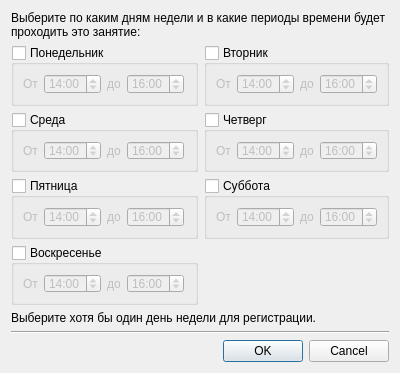
Old version of the form app/ui/dialogs/schedule_manager.ui in the repository NTO-2nd-stage-ABP/ccms.
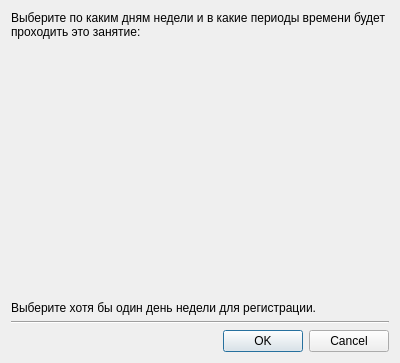
New version of the form.

The edit to the form file:
```diff
--- a/app/ui/dialogs/schedule_manager.ui
+++ b/app/ui/dialogs/schedule_manager.ui
@@ -25,582 +25,7 @@
     </widget>
    </item>
    <item>
-    <layout class="QGridLayout" name="gridLayout">
-     <item row="0" column="0">
-      <widget class="QGroupBox" name="groupBox">
-       <property name="title">
-        <string>Понедельник</string>
-       </property>
-       <property name="checkable">
-        <bool>true</bool>
-       </property>
-       <property name="checked">
-        <bool>false</bool>
-       </property>
-       <layout class="QHBoxLayout" name="horizontalLayout">
-        <item>
-         <widget class="QLabel" name="label_9">
-          <property name="text">
-           <string>От</string>
-          </property>
-         </widget>
-        </item>
-        <item>
-         <widget class="QTimeEdit" name="timeEdit_2">
-          <property name="dateTime">
-           <datetime>
-            <hour>14</hour>
-            <minute>0</minute>
-            <second>0</second>
-            <year>2000</year>
-            <month>1</month>
-            <day>1</day>
-           </datetime>
-          </property>
-          <property name="displayFormat">
-           <string>HH:mm</string>
-          </property>
-          <property name="timeSpec">
-           <enum>Qt::LocalTime</enum>
-          </property>
-         </widget>
-        </item>
-        <item>
-         <widget class="QLabel" name="label_2">
-          <property name="text">
-           <string>до</string>
-          </property>
-         </widget>
-        </item>
-        <item>
-         <widget class="QTimeEdit" name="timeEdit">
-          <property name="dateTime">
-           <datetime>
-            <hour>16</hour>
-            <minute>0</minute>
-            <second>0</second>
-            <year>2000</year>
-            <month>1</month>
-            <day>1</day>
-           </datetime>
-          </property>
-          <property name="displayFormat">
-           <string>HH:mm</string>
-          </property>
-          <property name="timeSpec">
-           <enum>Qt::LocalTime</enum>
-          </property>
-         </widget>
-        </item>
-        <item>
-         <spacer name="horizontalSpacer">
-          <property name="orientation">
-           <enum>Qt::Horizontal</enum>
-          </property>
-          <property name="sizeHint" stdset="0">
-           <size>
-            <width>40</width>
-            <height>20</height>
-           </size>
-          </property>
-         </spacer>
-        </item>
-       </layout>
-      </widget>
-     </item>
-     <item row="2" column="0">
-      <widget class="QGroupBox" name="groupBox_5">
-       <property name="title">
-        <string>Пятница</string>
-       </property>
-       <property name="checkable">
-        <bool>true</bool>
-       </property>
-       <property name="checked">
-        <bool>false</bool>
-       </property>
-       <layout class="QHBoxLayout" name="horizontalLayout_5">
-        <item>
-         <widget class="QLabel" name="label_13">
-          <property name="text">
-           <string>От</string>
-          </property>
-         </widget>
-        </item>
-        <item>
-         <widget class="QTimeEdit" name="timeEdit_9">
-          <property name="dateTime">
-           <datetime>
-            <hour>14</hour>
-            <minute>0</minute>
-            <second>0</second>
-            <year>2000</year>
-            <month>1</month>
-            <day>1</day>
-           </datetime>
-          </property>
-          <property name="displayFormat">
-           <string>HH:mm</string>
-          </property>
-          <property name="timeSpec">
-           <enum>Qt::LocalTime</enum>
-          </property>
-         </widget>
-        </item>
-        <item>
-         <widget class="QLabel" name="label_6">
-          <property name="text">
-           <string>до</string>
-          </property>
-         </widget>
-        </item>
-        <item>
-         <widget class="QTimeEdit" name="timeEdit_10">
-          <property name="dateTime">
-           <datetime>
-            <hour>16</hour>
-            <minute>0</minute>
-            <second>0</second>
-            <year>2000</year>
-            <month>1</month>
-            <day>1</day>
-           </datetime>
-          </property>
-          <property name="displayFormat">
-           <string>HH:mm</string>
-          </property>
-          <property name="timeSpec">
-           <enum>Qt::LocalTime</enum>
-          </property>
-         </widget>
-        </item>
-        <item>
-         <spacer name="horizontalSpacer_5">
-          <property name="orientation">
-           <enum>Qt::Horizontal</enum>
-          </property>
-          <property name="sizeHint" stdset="0">
-           <size>
-            <width>17</width>
-            <height>16</height>
-           </size>
-          </property>
-         </spacer>
-        </item>
-       </layout>
-      </widget>
-     </item>
-     <item row="3" column="0">
-      <widget class="QGroupBox" name="groupBox_7">
-       <property name="title">
-        <string>Воскресенье</string>
-       </property>
-       <property name="checkable">
-        <bool>true</bool>
-       </property>
-       <property name="checked">
-        <bool>false</bool>
-       </property>
-       <layout class="QHBoxLayout" name="horizontalLayout_7">
-        <item>
-         <widget class="QLabel" name="label_15">
-          <property name="text">
-           <string>От</string>
-          </property>
-         </widget>
-        </item>
-        <item>
-         <widget class="QTimeEdit" name="timeEdit_13">
-          <property name="dateTime">
-           <datetime>
-            <hour>14</hour>
-            <minute>0</minute>
-            <second>0</second>
-            <year>2000</year>
-            <month>1</month>
-            <day>1</day>
-           </datetime>
-          </property>
-          <property name="displayFormat">
-           <string>HH:mm</string>
-          </property>
-          <property name="timeSpec">
-           <enum>Qt::LocalTime</enum>
-          </property>
-         </widget>
-        </item>
-        <item>
-         <widget class="QLabel" name="label_8">
-          <property name="text">
-           <string>до</string>
-          </property>
-         </widget>
-        </item>
-        <item>
-         <widget class="QTimeEdit" name="timeEdit_14">
-          <property name="dateTime">
-           <datetime>
-            <hour>16</hour>
-            <minute>0</minute>
-            <second>0</second>
-            <year>2000</year>
-            <month>1</month>
-            <day>1</day>
-           </datetime>
-          </property>
-          <property name="displayFormat">
-           <string>HH:mm</string>
-          </property>
-          <property name="timeSpec">
-           <enum>Qt::LocalTime</enum>
-          </property>
-         </widget>
-        </item>
-        <item>
-         <spacer name="horizontalSpacer_7">
-          <property name="orientation">
-           <enum>Qt::Horizontal</enum>
-          </property>
-          <property name="sizeHint" stdset="0">
-           <size>
-            <width>17</width>
-            <height>16</height>
-           </size>
-          </property>
-         </spacer>
-        </item>
-       </layout>
-      </widget>
-     </item>
-     <item row="2" column="1">
-      <widget class="QGroupBox" name="groupBox_6">
-       <property name="title">
-        <string>Суббота</string>
-       </property>
-       <property name="checkable">
-        <bool>true</bool>
-       </property>
-       <property name="checked">
-        <bool>false</bool>
-       </property>
-       <layout class="QHBoxLayout" name="horizontalLayout_6">
-        <item>
-         <widget class="QLabel" name="label_14">
-          <property name="text">
-           <string>От</string>
-          </property>
-         </widget>
-        </item>
-        <item>
-         <widget class="QTimeEdit" name="timeEdit_11">
-          <property name="dateTime">
-           <datetime>
-            <hour>14</hour>
-            <minute>0</minute>
-            <second>0</second>
-            <year>2000</year>
-            <month>1</month>
-            <day>1</day>
-           </datetime>
-          </property>
-          <property name="displayFormat">
-           <string>HH:mm</string>
-          </property>
-          <property name="timeSpec">
-           <enum>Qt::LocalTime</enum>
-          </property>
-         </widget>
-        </item>
-        <item>
-         <widget class="QLabel" name="label_7">
-          <property name="text">
-           <string>до</string>
-          </property>
-         </widget>
-        </item>
-        <item>
-         <widget class="QTimeEdit" name="timeEdit_12">
-          <property name="dateTime">
-           <datetime>
-            <hour>16</hour>
-            <minute>0</minute>
-            <second>0</second>
-            <year>2000</year>
-            <month>1</month>
-            <day>1</day>
-           </datetime>
-          </property>
-          <property name="displayFormat">
-           <string>HH:mm</string>
-          </property>
-          <property name="timeSpec">
-           <enum>Qt::LocalTime</enum>
-          </property>
-         </widget>
-        </item>
-        <item>
-         <spacer name="horizontalSpacer_6">
-          <property name="orientation">
-           <enum>Qt::Horizontal</enum>
-          </property>
-          <property name="sizeHint" stdset="0">
-           <size>
-            <width>17</width>
-            <height>16</height>
-           </size>
-          </property>
-         </spacer>
-        </item>
-       </layout>
-      </widget>
-     </item>
-     <item row="1" column="0">
-      <widget class="QGroupBox" name="groupBox_3">
-       <property name="title">
-        <string>Среда</string>
-       </property>
-       <property name="checkable">
-        <bool>true</bool>
-       </property>
-       <property name="checked">
-        <bool>false</bool>
-       </property>
-       <layout class="QHBoxLayout" name="horizontalLayout_3">
-        <item>
-         <widget class="QLabel" name="label_11">
-          <property name="text">
-           <string>От</string>
-          </property>
-         </widget>
-        </item>
-        <item>
-         <widget class="QTimeEdit" name="timeEdit_5">
-          <property name="dateTime">
-           <datetime>
-            <hour>14</hour>
-            <minute>0</minute>
-            <second>0</second>
-            <year>2000</year>
-            <month>1</month>
-            <day>1</day>
-           </datetime>
-          </property>
-          <property name="displayFormat">
-           <string>HH:mm</string>
-          </property>
-          <property name="timeSpec">
-           <enum>Qt::LocalTime</enum>
-          </property>
-         </widget>
-        </item>
-        <item>
-         <widget class="QLabel" name="label_4">
-          <property name="text">
-           <string>до</string>
-          </property>
-         </widget>
-        </item>
-        <item>
-         <widget class="QTimeEdit" name="timeEdit_6">
-          <property name="dateTime">
-           <datetime>
-            <hour>16</hour>
-            <minute>0</minute>
-            <second>0</second>
-            <year>2000</year>
-            <month>1</month>
-            <day>1</day>
-           </datetime>
-          </property>
-          <property name="displayFormat">
-           <string>HH:mm</string>
-          </property>
-          <property name="timeSpec">
-           <enum>Qt::LocalTime</enum>
-          </property>
-         </widget>
-        </item>
-        <item>
-         <spacer name="horizontalSpacer_3">
-          <property name="orientation">
-           <enum>Qt::Horizontal</enum>
-          </property>
-          <property name="sizeHint" stdset="0">
-           <size>
-            <width>17</width>
-            <height>16</height>
-           </size>
-          </property>
-         </spacer>
-        </item>
-       </layout>
-      </widget>
-     </item>
-     <item row="1" column="1">
-      <widget class="QGroupBox" name="groupBox_4">
-       <property name="title">
-        <string>Четверг</string>
-       </property>
-       <property name="checkable">
-        <bool>true</bool>
-       </property>
-       <property name="checked">
-        <bool>false</bool>
-       </property>
-       <layout class="QHBoxLayout" name="horizontalLayout_4">
-        <item>
-         <widget class="QLabel" name="label_12">
-          <property name="text">
-           <string>От</string>
-          </property>
-         </widget>
-        </item>
-        <item>
-         <widget class="QTimeEdit" name="timeEdit_7">
-          <property name="dateTime">
-           <datetime>
-            <hour>14</hour>
-            <minute>0</minute>
-            <second>0</second>
-            <year>2000</year>
-            <month>1</month>
-            <day>1</day>
-           </datetime>
-          </property>
-          <property name="displayFormat">
-           <string>HH:mm</string>
-          </property>
-          <property name="timeSpec">
-           <enum>Qt::LocalTime</enum>
-          </property>
-         </widget>
-        </item>
-        <item>
-         <widget class="QLabel" name="label_5">
-          <property name="text">
-           <string>до</string>
-          </property>
-         </widget>
-        </item>
-        <item>
-         <widget class="QTimeEdit" name="timeEdit_8">
-          <property name="dateTime">
-           <datetime>
-            <hour>16</hour>
-            <minute>0</minute>
-            <second>0</second>
-            <year>2000</year>
-            <month>1</month>
-            <day>1</day>
-           </datetime>
-          </property>
-          <property name="displayFormat">
-           <string>HH:mm</string>
-          </property>
-          <property name="timeSpec">
-           <enum>Qt::LocalTime</enum>
-          </property>
-         </widget>
-        </item>
-        <item>
-         <spacer name="horizontalSpacer_4">
-          <property name="orientation">
-           <enum>Qt::Horizontal</enum>
-          </property>
-          <property name="sizeHint" stdset="0">
-           <size>
-            <width>17</width>
-            <height>16</height>
-           </size>
-          </property>
-         </spacer>
-        </item>
-       </layout>
-      </widget>
-     </item>
-     <item row="0" column="1">
-      <widget class="QGroupBox" name="groupBox_2">
-       <property name="title">
-        <string>Вторник</string>
-       </property>
-       <property name="checkable">
-        <bool>true</bool>
-       </property>
-       <property name="checked">
-        <bool>false</bool>
-       </property>
-       <layout class="QHBoxLayout" name="horizontalLayout_2">
-        <item>
-         <widget class="QLabel" name="label_10">
-          <property name="text">
-           <string>От</string>
-          </property>
-         </widget>
-        </item>
-        <item>
-         <widget class="QTimeEdit" name="timeEdit_3">
-          <property name="dateTime">
-           <datetime>
-            <hour>14</hour>
-            <minute>0</minute>
-            <second>0</second>
-            <year>2000</year>
-            <month>1</month>
-            <day>1</day>
-           </datetime>
-          </property>
-          <property name="displayFormat">
-           <string>HH:mm</string>
-          </property>
-          <property name="timeSpec">
-           <enum>Qt::LocalTime</enum>
-          </property>
-         </widget>
-        </item>
-        <item>
-         <widget class="QLabel" name="label_3">
-          <property name="text">
-           <string>до</string>
-          </property>
-         </widget>
-        </item>
-        <item>
-         <widget class="QTimeEdit" name="timeEdit_4">
-          <property name="dateTime">
-           <datetime>
-            <hour>16</hour>
-            <minute>0</minute>
-            <second>0</second>
-            <year>2000</year>
-            <month>1</month>
-            <day>1</day>
-           </datetime>
-          </property>
-          <property name="displayFormat">
-           <string>HH:mm</string>
-          </property>
-          <property name="timeSpec">
-           <enum>Qt::LocalTime</enum>
-          </property>
-         </widget>
-        </item>
-        <item>
-         <spacer name="horizontalSpacer_2">
-          <property name="orientation">
-           <enum>Qt::Horizontal</enum>
-          </property>
-          <property name="sizeHint" stdset="0">
-           <size>
-            <width>17</width>
-            <height>16</height>
-           </size>
-          </property>
-         </spacer>
-        </item>
-       </layout>
-      </widget>
-     </item>
-    </layout>
+    <layout class="QGridLayout" name="gridLayout"/>
    </item>
    <item>
     <spacer name="verticalSpacer">
```
